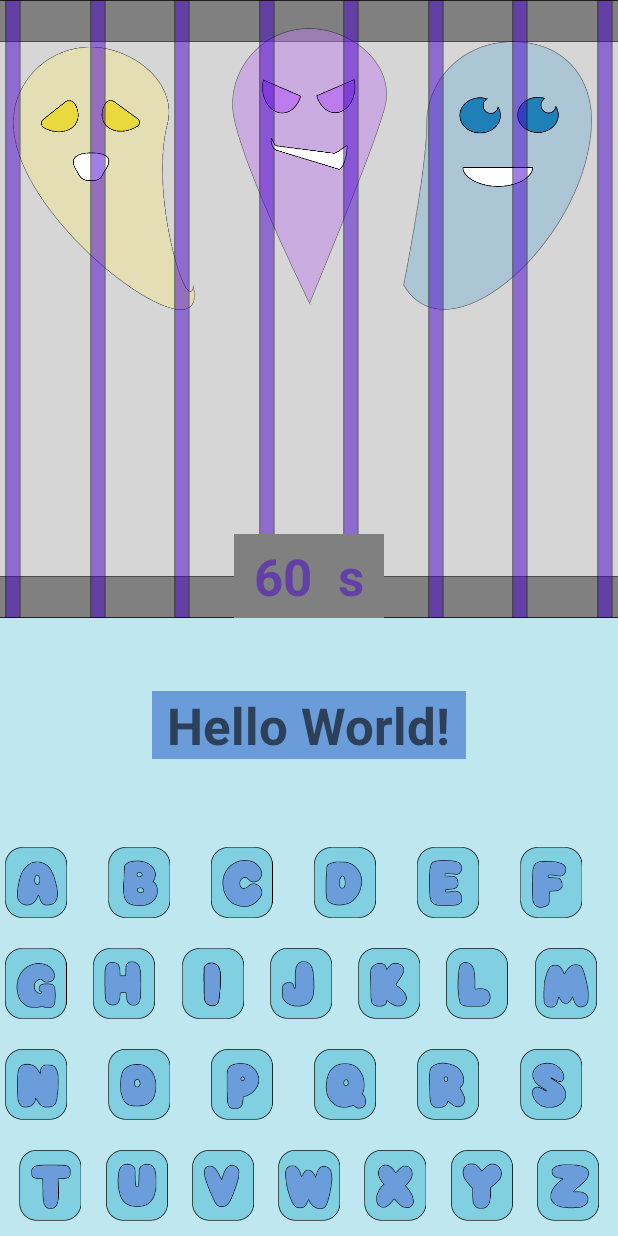
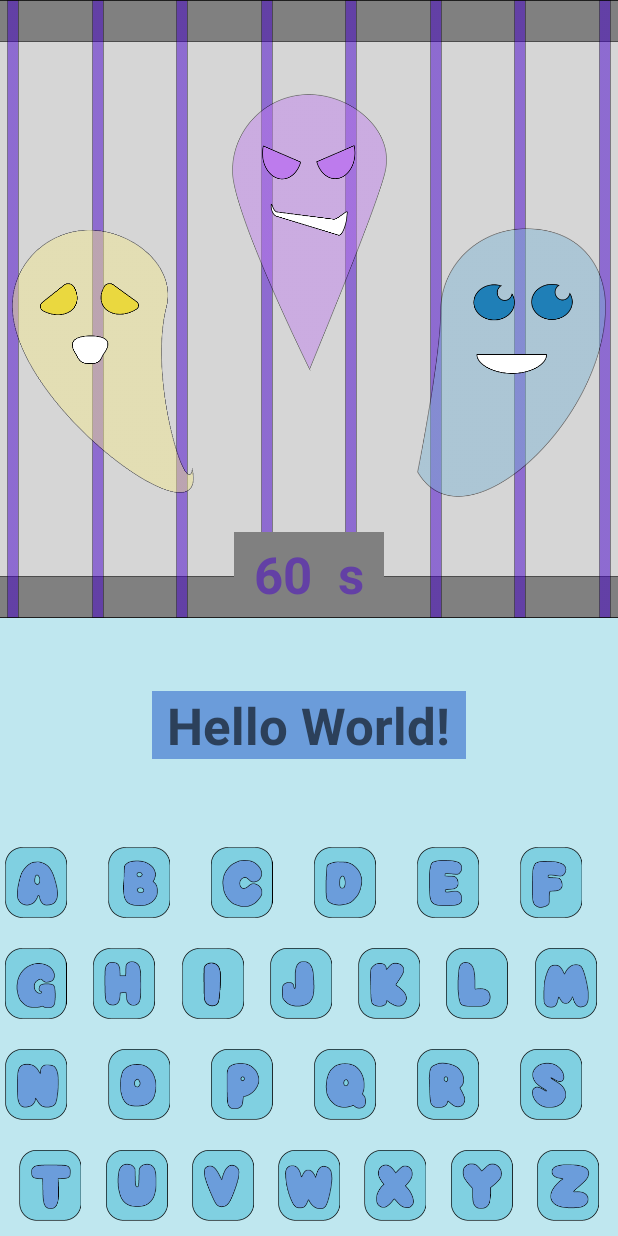
Before and after one commit to thecharlie00/ClassHangman, an Android app: the screen it shows after launch (GameActivity), on a phone screen of 412 x 824 dp. Run offline under Robolectric (Android 15) with nearby library versions, the phone set to English and light mode, and no system bars; our stand-ins replace Firebase (no records; nobody signed in at launch, a user with empty details on screens opened directly).

Commit message:
Fixed layouts

```diff
--- a/app/src/main/java/com/example/classhangman/game/GameAnimationsBinder.kt
+++ b/app/src/main/java/com/example/classhangman/game/GameAnimationsBinder.kt
@@ -21,7 +21,7 @@ class GameAnimationsBinder(binding: ActivityGameBinding) {
 
     private fun ghostAnimation(ghost: ImageView) {
         ObjectAnimator.ofFloat(
-            ghost, "y",
+            ghost, "translationY",
             ghost.y + 30f,
         ).apply {
             repeatCount = ValueAnimator.INFINITE
--- a/app/src/main/res/layout/activity_game.xml
+++ b/app/src/main/res/layout/activity_game.xml
@@ -483,42 +483,6 @@
         app:layout_constraintVertical_bias="0.0"
         app:srcCompat="@drawable/jail" />
 
-    <ImageView
-        android:id="@+id/fantasma1"
-        android:layout_width="126dp"
-        android:layout_height="234dp"
-        android:layout_marginBottom="132dp"
-        app:layout_constraintBottom_toBottomOf="@+id/jailbars"
-        app:layout_constraintEnd_toEndOf="parent"
-        app:layout_constraintHorizontal_bias="0.94"
-        app:layout_constraintStart_toStartOf="parent"
-        app:layout_constraintTop_toTopOf="parent"
-        app:layout_constraintVertical_bias="0.0"
-        app:srcCompat="@drawable/fantasma1" />
-
-    <ImageView
-        android:id="@+id/fantasma2"
-        android:layout_width="103dp"
-        android:layout_height="222dp"
-        app:layout_constraintBottom_toTopOf="@+id/view2"
-        app:layout_constraintEnd_toEndOf="parent"
-        app:layout_constraintStart_toStartOf="parent"
-        app:layout_constraintTop_toTopOf="parent"
-        app:layout_constraintVertical_bias="0.84000003"
-        app:srcCompat="@drawable/fantasma2" />
-
-    <ImageView
-        android:id="@+id/fantasma3"
-        android:layout_width="121dp"
-        android:layout_height="238dp"
-        app:layout_constraintBottom_toTopOf="@+id/view2"
-        app:layout_constraintEnd_toEndOf="@+id/jail"
-        app:layout_constraintHorizontal_bias="0.03"
-        app:layout_constraintStart_toStartOf="parent"
-        app:layout_constraintTop_toTopOf="parent"
-        app:layout_constraintVertical_bias="0.18"
-        app:srcCompat="@drawable/fantasma3" />
-
     <androidx.constraintlayout.widget.ConstraintLayout
         android:id="@+id/jailbars"
         android:layout_width="match_parent"
@@ -532,6 +496,7 @@
             android:id="@+id/jailbar1"
             android:layout_width="wrap_content"
             android:layout_height="0dp"
+            android:scaleX="0.8"
             app:layout_constraintBottom_toBottomOf="parent"
             app:layout_constraintEnd_toStartOf="@+id/jailbar2"
             app:layout_constraintHorizontal_bias="0.5"
@@ -545,6 +510,7 @@
             android:id="@+id/jailbar2"
             android:layout_width="wrap_content"
             android:layout_height="0dp"
+            android:scaleX="0.8"
             app:layout_constraintBottom_toBottomOf="parent"
             app:layout_constraintEnd_toStartOf="@+id/jailbar3"
             app:layout_constraintHorizontal_bias="0.5"
@@ -557,6 +523,7 @@
             android:id="@+id/jailbar3"
             android:layout_width="wrap_content"
             android:layout_height="0dp"
+            android:scaleX="0.8"
             app:layout_constraintBottom_toBottomOf="parent"
             app:layout_constraintEnd_toStartOf="@+id/jailbar4"
             app:layout_constraintHorizontal_bias="0.5"
@@ -569,6 +536,8 @@
             android:id="@+id/jailbar4"
             android:layout_width="wrap_content"
             android:layout_height="0dp"
+            android:layout_marginBottom="1dp"
+            android:scaleX="0.8"
             app:layout_constraintBottom_toBottomOf="parent"
             app:layout_constraintEnd_toStartOf="@+id/jailbar5"
             app:layout_constraintHorizontal_bias="0.5"
@@ -581,6 +550,8 @@
             android:id="@+id/jailbar5"
             android:layout_width="wrap_content"
             android:layout_height="0dp"
+            android:layout_marginBottom="1dp"
+            android:scaleX="0.8"
             app:layout_constraintBottom_toBottomOf="parent"
             app:layout_constraintEnd_toStartOf="@+id/jailbar6"
             app:layout_constraintHorizontal_bias="0.5"
@@ -593,6 +564,7 @@
             android:id="@+id/jailbar6"
             android:layout_width="wrap_content"
             android:layout_height="0dp"
+            android:scaleX="0.8"
             app:layout_constraintBottom_toBottomOf="parent"
             app:layout_constraintEnd_toStartOf="@+id/jailbar7"
             app:layout_constraintHorizontal_bias="0.5"
@@ -605,6 +577,7 @@
             android:id="@+id/jailbar7"
             android:layout_width="wrap_content"
             android:layout_height="0dp"
+            android:scaleX="0.8"
             app:layout_constraintBottom_toBottomOf="parent"
             app:layout_constraintEnd_toStartOf="@+id/jailbar8"
             app:layout_constraintHorizontal_bias="0.5"
@@ -617,6 +590,7 @@
             android:id="@+id/jailbar8"
             android:layout_width="wrap_content"
             android:layout_height="0dp"
+            android:scaleX="0.8"
             app:layout_constraintBottom_toBottomOf="parent"
             app:layout_constraintEnd_toEndOf="parent"
             app:layout_constraintHorizontal_bias="0.5"
@@ -643,6 +617,7 @@
         android:id="@+id/countdown"
         android:layout_width="100dp"
         android:layout_height="wrap_content"
+        android:layout_marginBottom="1dp"
         android:background="#808080"
         android:padding="5dp"
         android:text="60 s"
@@ -654,4 +629,41 @@
         app:layout_constraintEnd_toEndOf="parent"
         app:layout_constraintStart_toStartOf="parent" />
 
+    <ImageView
+        android:id="@+id/fantasma3"
+        android:layout_width="121dp"
+        android:layout_height="238dp"
+        android:layout_marginStart="8dp"
+        app:layout_constraintBottom_toTopOf="@+id/view2"
+        app:layout_constraintEnd_toEndOf="@+id/jail"
+        app:layout_constraintHorizontal_bias="0.0"
+        app:layout_constraintStart_toStartOf="parent"
+        app:layout_constraintTop_toTopOf="parent"
+        app:layout_constraintVertical_bias="0.7"
+        app:srcCompat="@drawable/fantasma3" />
+
+    <ImageView
+        android:id="@+id/fantasma1"
+        android:layout_width="126dp"
+        android:layout_height="234dp"
+        android:layout_marginEnd="8dp"
+        app:layout_constraintBottom_toBottomOf="@+id/jailbars"
+        app:layout_constraintEnd_toEndOf="parent"
+        app:layout_constraintHorizontal_bias="1.0"
+        app:layout_constraintStart_toStartOf="parent"
+        app:layout_constraintTop_toTopOf="parent"
+        app:layout_constraintVertical_bias="0.7"
+        app:srcCompat="@drawable/fantasma1" />
+
+    <ImageView
+        android:id="@+id/fantasma2"
+        android:layout_width="103dp"
+        android:layout_height="222dp"
+        app:layout_constraintBottom_toTopOf="@+id/view2"
+        app:layout_constraintEnd_toEndOf="parent"
+        app:layout_constraintStart_toStartOf="parent"
+        app:layout_constraintTop_toTopOf="parent"
+        app:layout_constraintVertical_bias="0.23000002"
+        app:srcCompat="@drawable/fantasma2" />
+
 </androidx.constraintlayout.widget.ConstraintLayout>
```
